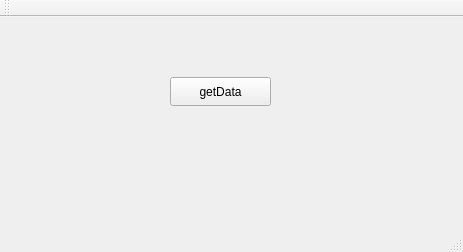
agostinhobritojr/qtsupervisory, file QtTcpClientConsumer/mainwindow.ui: the form before one commit.
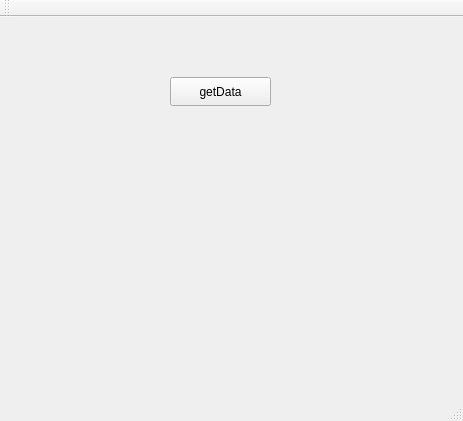
The form after the commit.

Diff of the .ui file:
```diff
--- a/QtTcpClientConsumer/mainwindow.ui
+++ b/QtTcpClientConsumer/mainwindow.ui
@@ -7,7 +7,7 @@
     <x>0</x>
     <y>0</y>
     <width>463</width>
-    <height>252</height>
+    <height>421</height>
    </rect>
   </property>
   <property name="windowTitle">
```
Left out of the diff: 2 changed lines with no effect on the pictures.
